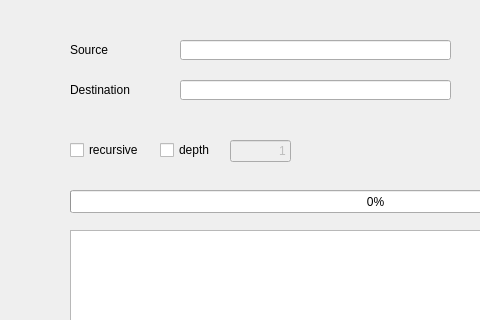
First picture: the form in ui/clonewindow.ui, repository hidog/HiGit, before the edit; both pictures show x 0 to 480 and y 0 to 320 of the 734 by 618 pixel window.
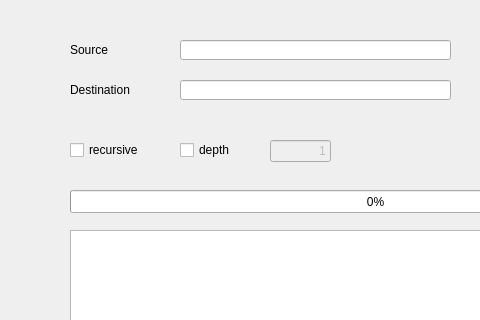
Second picture: the form after the edit.

The edit to the form file:
```diff
--- a/ui/clonewindow.ui
+++ b/ui/clonewindow.ui
@@ -155,7 +155,7 @@
      <rect>
       <x>70</x>
       <y>140</y>
-      <width>85</width>
+      <width>91</width>
       <height>20</height>
      </rect>
     </property>
@@ -192,9 +192,9 @@
    <widget class="QCheckBox" name="depthCBox">
     <property name="geometry">
      <rect>
-      <x>160</x>
+      <x>180</x>
       <y>140</y>
-      <width>61</width>
+      <width>81</width>
       <height>20</height>
      </rect>
     </property>
@@ -208,7 +208,7 @@
     </property>
     <property name="geometry">
      <rect>
-      <x>230</x>
+      <x>270</x>
       <y>140</y>
       <width>61</width>
       <height>22</height>
```
